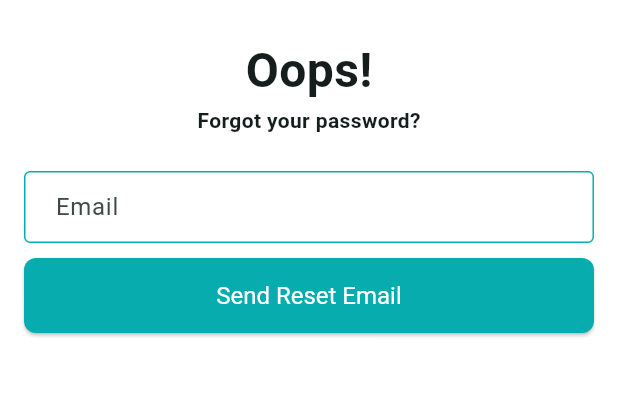
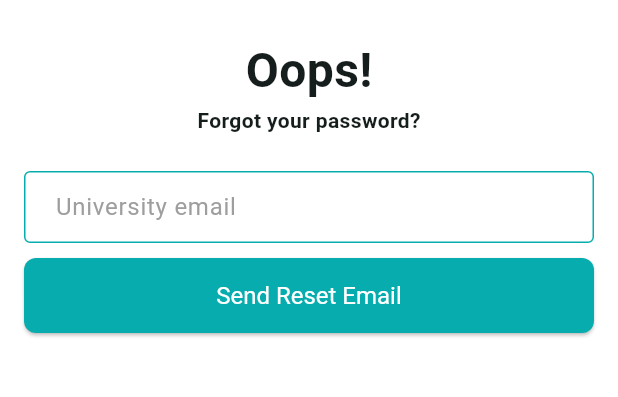
Before and after one commit to PoramaChowdhury/project_test, a Flutter app: the screen it shows after launch, after a tap on "Sign In", after a tap on "Forget your password?", on a phone screen of 412 x 824 dp, the part 336-733 px from its top. Run offline on Flutter 3.47's test engine with Material 3 defaults, Android fonts, the phone set to English and light mode, and no system bars; our stand-ins replace appwrite, carousel_slider, cloud_firestore, curved_navigation_bar, dash_chat_2, firebase_auth and 14 more; accounts and stored records are empty; project files that could hold a hidden picture were left out.

Commit message:
email hinttext

```diff
--- a/lib/features/auth/ui/screens/forget_password_link_screen.dart
+++ b/lib/features/auth/ui/screens/forget_password_link_screen.dart
@@ -54,7 +54,7 @@ class _ForgotPasswordScreenState extends State<ForgotPasswordScreen> {
               TextFormField(
                 controller: _emailController,
                 keyboardType: TextInputType.emailAddress,
-                decoration: const InputDecoration(labelText: 'Email'),
+                decoration: const InputDecoration(hintText: 'University email'),
                 validator: (value) {
                   if (value == null || value.isEmpty) {
                     return 'Please enter your email';
--- a/lib/features/auth/ui/screens/sign_in_screen.dart
+++ b/lib/features/auth/ui/screens/sign_in_screen.dart
@@ -119,7 +119,7 @@ class _SignInScreenState extends State<SignInScreen> {
               autovalidateMode: AutovalidateMode.onUserInteraction,
               controller: _emailTEController,
               keyboardType: TextInputType.emailAddress,
-              decoration: const InputDecoration(hintText: 'Email'),
+              decoration: const InputDecoration(hintText: 'University email'),
               validator: (String? value) {
                 if (value?.trim().isEmpty ?? true) {
                   return 'Enter your email';
--- a/lib/features/auth/ui/screens/sign_up_screen.dart
+++ b/lib/features/auth/ui/screens/sign_up_screen.dart
@@ -179,7 +179,7 @@ class _SignUpScreenState extends State<SignUpScreen> {
                   return 'Enter your mobile number';
                 }
                 //todo pohn tik kortam
-                if (RegExp(r"^\+880\d{10}$").hasMatch(value!) == false) {
+                if (RegExp(r"^\+8801[3-9]\d{8}$").hasMatch(value!) == false) {
                   return 'Enter valid mobile number';
                 }
                 return null;
@@ -190,7 +190,7 @@ class _SignUpScreenState extends State<SignUpScreen> {
               autovalidateMode: AutovalidateMode.onUserInteraction,
               controller: _emailTEController,
               keyboardType: TextInputType.emailAddress,
-              decoration: const InputDecoration(hintText: 'Email'),
+              decoration: const InputDecoration(hintText: 'University email'),
               validator: (String? value) {
                 if (value?.trim().isEmpty ?? true) {
                   return 'Enter your email';
```
